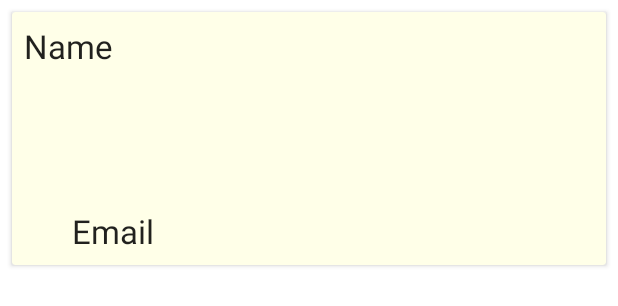
After one commit to Xeno-via/CM2305, an Android app: the layout friend_item.xml on its own in the app's theme, with its tools: preview values and no code run, on a phone screen of 412 x 824 dp. The commit adds this screen. Shown: the top 306 px of the screen. Run offline under Robolectric (Android 15) with nearby library versions, the phone set to English and light mode, and no system bars.

Commit message:
Added partial FriendRequest System

```diff
--- a/app/build.gradle
+++ b/app/build.gradle
@@ -117,5 +117,7 @@ dependencies {
     implementation 'com.google.firebase:firebase-auth'
     implementation 'com.firebaseui:firebase-ui-database:8.0.1'
     implementation 'com.firebaseui:firebase-ui-auth:7.2.0'
+    implementation 'com.firebaseui:firebase-ui-firestore:8.0.1'
+
 
 }
--- a/app/src/main/AndroidManifest.xml
+++ b/app/src/main/AndroidManifest.xml
@@ -66,6 +66,12 @@
         </activity>
 
         <activity
+            android:name=".FriendRequestActivity"
+            android:exported="true"
+            android:label="FriendRequestActivity">
+        </activity>
+
+        <activity
             android:name=".TrustedActivity"
             android:exported="true"
             android:label="TrustedActivity">
--- /dev/null
+++ b/app/src/main/res/layout/friend_item.xml
@@ -0,0 +1,44 @@
+<?xml version="1.0" encoding="utf-8"?>
+<androidx.cardview.widget.CardView xmlns:android="http://schemas.android.com/apk/res/android"
+    xmlns:app="http://schemas.android.com/apk/res-auto"
+    android:layout_width="match_parent"
+    android:layout_height="wrap_content"
+    android:layout_marginEnd="8dp"
+    android:layout_marginStart="8dp"
+    android:layout_marginTop="8dp"
+    app:cardBackgroundColor="#FFFFE8">
+
+    <RelativeLayout
+        android:layout_width="match_parent"
+        android:layout_height="match_parent"
+        android:padding="8dp">
+
+        <TextView
+            android:id="@+id/text_view_Name"
+            android:layout_width="391dp"
+            android:layout_height="50dp"
+            android:layout_alignParentStart="true"
+            android:layout_marginStart="0dp"
+            android:layout_marginEnd="-291dp"
+            android:layout_toStartOf="@id/text_view_Email"
+            android:ellipsize="end"
+            android:maxLines="1"
+            android:text="Name"
+            android:textAppearance="@style/TextAppearance.AppCompat.Large" />
+
+        <TextView
+            android:id="@+id/text_view_Email"
+            android:layout_width="326dp"
+            android:layout_height="wrap_content"
+            android:layout_alignParentTop="true"
+            android:layout_alignParentEnd="true"
+            android:layout_marginTop="123dp"
+            android:layout_marginEnd="22dp"
+            android:text="Email"
+            android:textAppearance="@style/TextAppearance.AppCompat.Large" />
+
+
+
+    </RelativeLayout>
+
+</androidx.cardview.widget.CardView>
```
Also changed, not shown: app/src/main/java/com/example/cm2305/CheckTrusted.java (+6 -27 lines), app/src/main/java/com/example/cm2305/FriendAdapter.java (added, +82 -0 lines), app/src/main/java/com/example/cm2305/FriendRequestActivity.java (added, +159 -0 lines), app/src/main/java/com/example/cm2305/FriendRequests.java (added, +37 -0 lines), app/src/main/java/com/example/cm2305/MapsActivity.java (+32 -2 lines), app/src/main/java/com/example/cm2305/TrustedActivity.java (+18 -6 lines), app/src/main/res/layout/activity_maps.xml (+13 -10 lines), app/src/main/res/layout/friend_layout.xml (added, +16 -0 lines).
